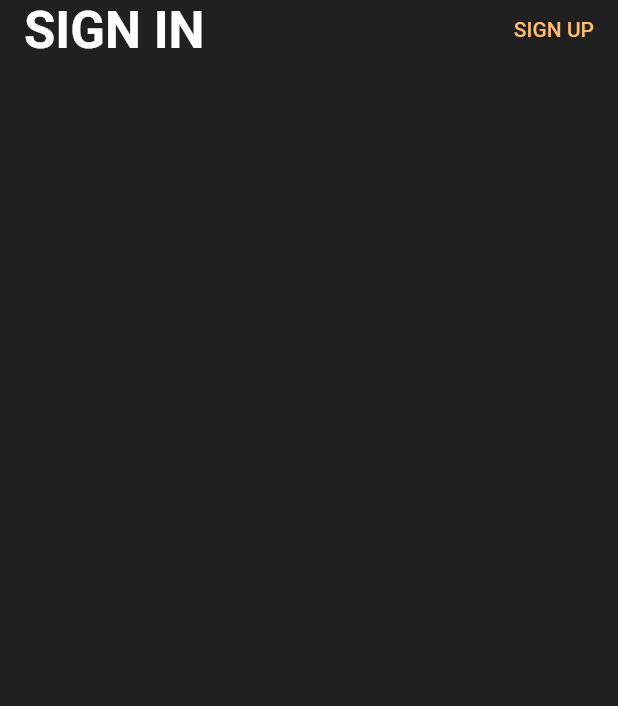
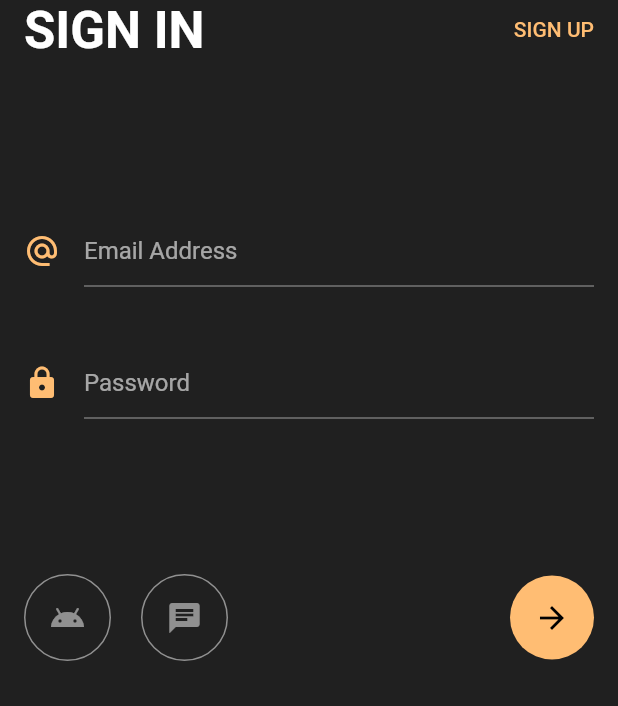
Before and after one commit to TrungNguyen1208/LearningFlutter, a Flutter app: the screen it shows after launch, after a tap on "START LEANING", on a phone screen of 412 x 824 dp, the part 530-1236 px from its top. Run offline on Flutter 3.47's test engine with Material 2 defaults, Android fonts, the phone set to English and light mode, and no system bars.

Commit message:
Update Login Screen

```diff
--- a/lib/main.dart
+++ b/lib/main.dart
@@ -10,7 +10,14 @@ class MyApp extends StatelessWidget {
   // This widget is the root of your application.
   @override
   Widget build(BuildContext context) {
-    return MaterialApp(
+    return GestureDetector(
+      onTap: () {
+        FocusScopeNode currentFocus = FocusScope.of(context);
+        if (!currentFocus.hasPrimaryFocus && currentFocus.focusedChild != null) {
+          currentFocus.focusedChild.unfocus();
+        }
+      },
+      child: MaterialApp(
         title: 'Flutter Demo',
         theme: ThemeData(
             brightness: Brightness.dark,
@@ -24,6 +31,7 @@ class MyApp extends StatelessWidget {
               button: TextStyle(color: LoginConst.kPrimaryColor),
             )),
         home: WelcomeScreen(),
+      ),
     );
   }
 }
--- a/lib/tutorial1_login/LoginScreen.dart
+++ b/lib/tutorial1_login/LoginScreen.dart
@@ -1,4 +1,5 @@
 import 'package:flutter/material.dart';
+import 'package:learning_flutter/general/constants.dart';
 
 class LoginScreen extends StatelessWidget {
   @override
@@ -37,7 +38,92 @@ class LoginScreen extends StatelessWidget {
                     ],
                   ),
                   Spacer(),
-
+                  Padding(
+                    padding: EdgeInsets.only(bottom: 40),
+                    child: Row(
+                      crossAxisAlignment: CrossAxisAlignment.center,
+                      children: <Widget>[
+                        Padding(
+                          padding: EdgeInsets.only(right: 16),
+                          child: Icon(
+                            Icons.alternate_email,
+                            color: LoginConst.kPrimaryColor,
+                          ),
+                        ),
+                        Expanded(
+                            child: TextField(
+                              decoration: InputDecoration(
+                                hintText: "Email Address",
+                                hintMaxLines: 1,
+                              ),
+                            ),
+                        ),
+                      ],
+                    ),
+                  ),
+                  Row(
+                    crossAxisAlignment: CrossAxisAlignment.center,
+                    children: <Widget>[
+                      Padding(
+                        padding: EdgeInsets.only(right: 16),
+                        child: Icon(
+                          Icons.lock,
+                          color: LoginConst.kPrimaryColor,
+                        ),
+                      ),
+                      Expanded(
+                        child: TextField(
+                          decoration: InputDecoration(
+                            hintText: "Password",
+                            hintMaxLines: 1,
+                          ),
+                        ),
+                      ),
+                    ],
+                  ),
+                  Spacer(),
+                  Padding(
+                    padding: EdgeInsets.only(bottom: 30),
+                    child: Row(
+                      children: <Widget>[
+                        Container(
+                          padding: EdgeInsets.all(16),
+                          decoration: BoxDecoration(
+                            shape: BoxShape.circle,
+                            border: Border.all(color: Colors.white.withOpacity(0.5)),
+                          ),
+                          child: Icon(
+                            Icons.android,
+                            color: Colors.white.withOpacity(.5),
+                          ),
+                        ),
+                        SizedBox(width: 20),
+                        Container(
+                          padding: EdgeInsets.all(16),
+                          decoration: BoxDecoration(
+                            shape: BoxShape.circle,
+                            border: Border.all(color: Colors.white.withOpacity(0.5)),
+                          ),
+                          child: Icon(
+                            Icons.chat,
+                            color: Colors.white.withOpacity(.5),
+                          ),
+                        ),
+                        Spacer(),
+                        Container(
+                          padding: EdgeInsets.all(16),
+                          decoration: BoxDecoration(
+                            shape: BoxShape.circle,
+                            color: LoginConst.kPrimaryColor,
+                          ),
+                          child: Icon(
+                            Icons.arrow_forward,
+                            color: Colors.black,
+                          ),
+                        )
+                      ],
+                    ),
+                  ),
                 ],
               ),
             ),),
```
Lines whose indentation alone changed are shown as unchanged.
